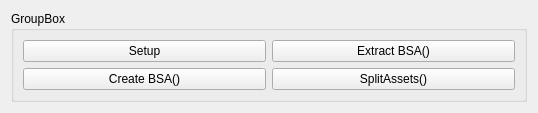
The window that devmodeui.ui (Guekka/cathedral-assets-optimizer) describes before a commit, drawn with Qt 5.
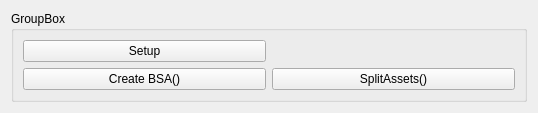
The same window after the commit.

Commit message: Added precompiled headers. Fixed issue with meshes optimization. Added QLogger class. Added split assets option to the GUI, even though it is not yet perfectly working

Diff of the .ui file:
```diff
--- a/devmodeui.ui
+++ b/devmodeui.ui
@@ -34,13 +34,6 @@
         </property>
        </widget>
       </item>
-      <item row="0" column="1">
-       <widget class="QPushButton" name="ExtractBSA">
-        <property name="text">
-         <string>Extract BSA()</string>
-        </property>
-       </widget>
-      </item>
       <item row="0" column="0">
        <widget class="QPushButton" name="Setup">
         <property name="text">
```
Left out of the diff: 14 changed lines with no effect on the pictures. The commit also changes 11 other files.
